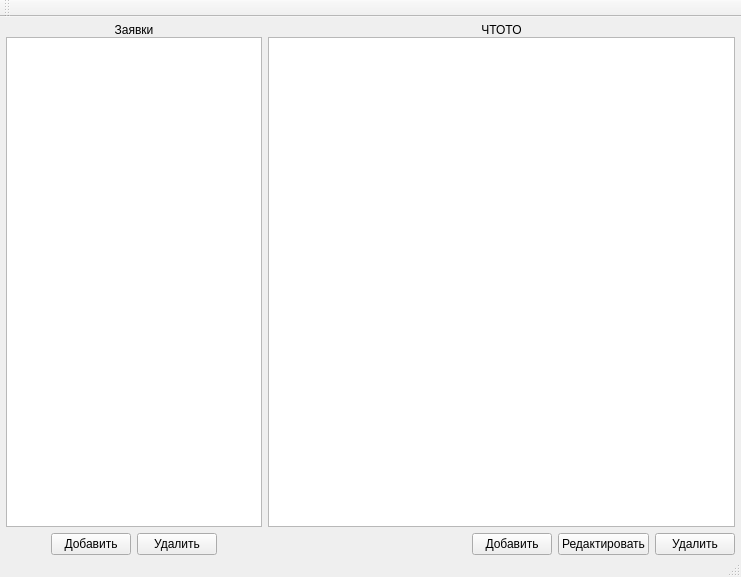
Above: FlightAssignView/src/FlightAssignMainWindow.ui from ehan69rus/FlightAssign before the change. Below: the same form after it.
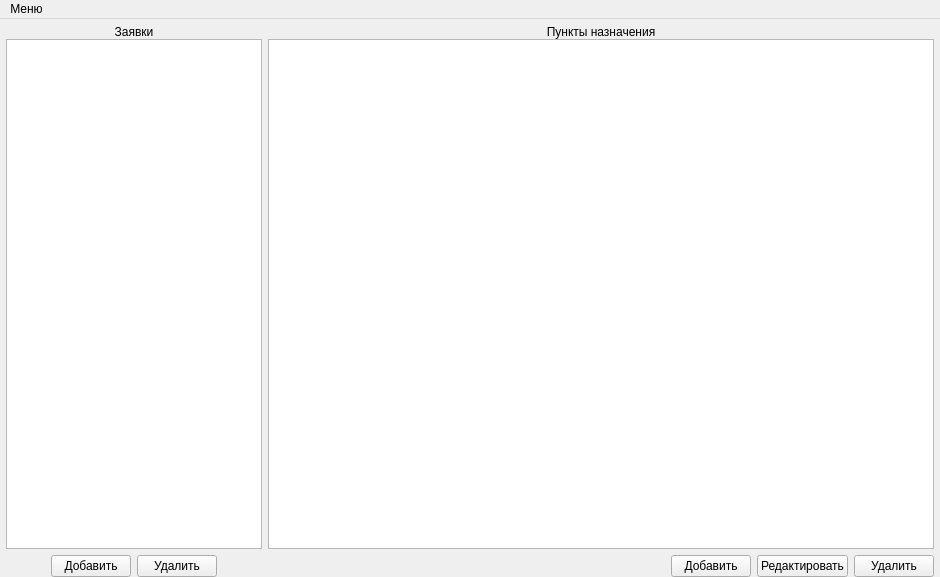
That is the form after the change.

What changed in the file:
```diff
--- a/FlightAssignView/src/FlightAssignMainWindow.ui
+++ b/FlightAssignView/src/FlightAssignMainWindow.ui
@@ -6,7 +6,7 @@
    <rect>
     <x>0</x>
     <y>0</y>
-    <width>741</width>
+    <width>940</width>
     <height>577</height>
    </rect>
   </property>
@@ -42,9 +42,6 @@
         </property>
        </widget>
       </item>
-      <item row="1" column="0">
-       <widget class="QListView" name="listView"/>
-      </item>
       <item row="2" column="0">
        <layout class="QHBoxLayout" name="horizontalLayout_2">
         <property name="topMargin">
@@ -64,14 +61,20 @@
          </spacer>
         </item>
         <item>
-         <widget class="QPushButton" name="pbAddFlight">
+         <widget class="QPushButton" name="pbAddClaim">
+          <property name="enabled">
+           <bool>true</bool>
+          </property>
           <property name="text">
            <string>Добавить</string>
           </property>
          </widget>
         </item>
         <item>
-         <widget class="QPushButton" name="pbRemoveFlight">
+         <widget class="QPushButton" name="pbRemoveClaim">
+          <property name="enabled">
+           <bool>true</bool>
+          </property>
           <property name="text">
            <string>Удалить</string>
           </property>
@@ -92,6 +95,28 @@
         </item>
        </layout>
       </item>
+      <item row="1" column="0">
+       <widget class="QTableView" name="tvClaims">
+        <property name="editTriggers">
+         <set>QAbstractItemView::NoEditTriggers</set>
+        </property>
+        <property name="showDropIndicator" stdset="0">
+         <bool>false</bool>
+        </property>
+        <property name="selectionMode">
+         <enum>QAbstractItemView::SingleSelection</enum>
+        </property>
+        <property name="selectionBehavior">
+         <enum>QAbstractItemView::SelectRows</enum>
+        </property>
+        <attribute name="horizontalHeaderStretchLastSection">
+         <bool>true</bool>
+        </attribute>
+        <attribute name="verticalHeaderVisible">
+         <bool>false</bool>
+        </attribute>
+       </widget>
+      </item>
      </layout>
     </item>
     <item row="0" column="1">
@@ -102,7 +127,7 @@
       <item row="0" column="0">
        <widget class="QLabel" name="label_2">
         <property name="text">
-         <string>ЧТОТО</string>
+         <string>Пункты назначения</string>
         </property>
         <property name="alignment">
          <set>Qt::AlignCenter</set>
@@ -110,7 +135,14 @@
        </widget>
       </item>
       <item row="1" column="0">
-       <widget class="QTableView" name="tableView"/>
+       <widget class="QTableView" name="tvDestinations">
+        <attribute name="horizontalHeaderStretchLastSection">
+         <bool>true</bool>
+        </attribute>
+        <attribute name="verticalHeaderVisible">
+         <bool>false</bool>
+        </attribute>
+       </widget>
       </item>
       <item row="2" column="0">
        <layout class="QHBoxLayout" name="horizontalLayout">
@@ -131,21 +163,30 @@
          </spacer>
         </item>
         <item>
-         <widget class="QPushButton" name="pushButton_3">
+         <widget class="QPushButton" name="pbAddDestination">
+          <property name="enabled">
+           <bool>true</bool>
+          </property>
           <property name="text">
            <string>Добавить</string>
           </property>
          </widget>
         </item>
         <item>
-         <widget class="QPushButton" name="pushButton_4">
+         <widget class="QPushButton" name="pbEditDestination">
+          <property name="enabled">
+           <bool>true</bool>
+          </property>
           <property name="text">
            <string>Редактировать</string>
           </property>
          </widget>
         </item>
         <item>
-         <widget class="QPushButton" name="pushButton_5">
+         <widget class="QPushButton" name="pbRemoveDestination">
+          <property name="enabled">
+           <bool>true</bool>
+          </property>
           <property name="text">
            <string>Удалить</string>
           </property>
@@ -162,20 +203,23 @@
     <rect>
      <x>0</x>
      <y>0</y>
-     <width>741</width>
-     <height>30</height>
+     <width>940</width>
+     <height>23</height>
     </rect>
    </property>
+   <widget class="QMenu" name="menu">
+    <property name="title">
+     <string>Меню</string>
+    </property>
+    <addaction name="action"/>
+   </widget>
+   <addaction name="menu"/>
   </widget>
-  <widget class="QStatusBar" name="statusBar"/>
-  <widget class="QToolBar" name="mainToolBar">
-   <attribute name="toolBarArea">
-    <enum>TopToolBarArea</enum>
-   </attribute>
-   <attribute name="toolBarBreak">
-    <bool>false</bool>
-   </attribute>
-  </widget>
+  <action name="action">
+   <property name="text">
+    <string>Выход</string>
+   </property>
+  </action>
  </widget>
  <layoutdefault spacing="6" margin="11"/>
  <resources/>
```
Left out of the diff: 6 changed lines with no effect on the pictures.
